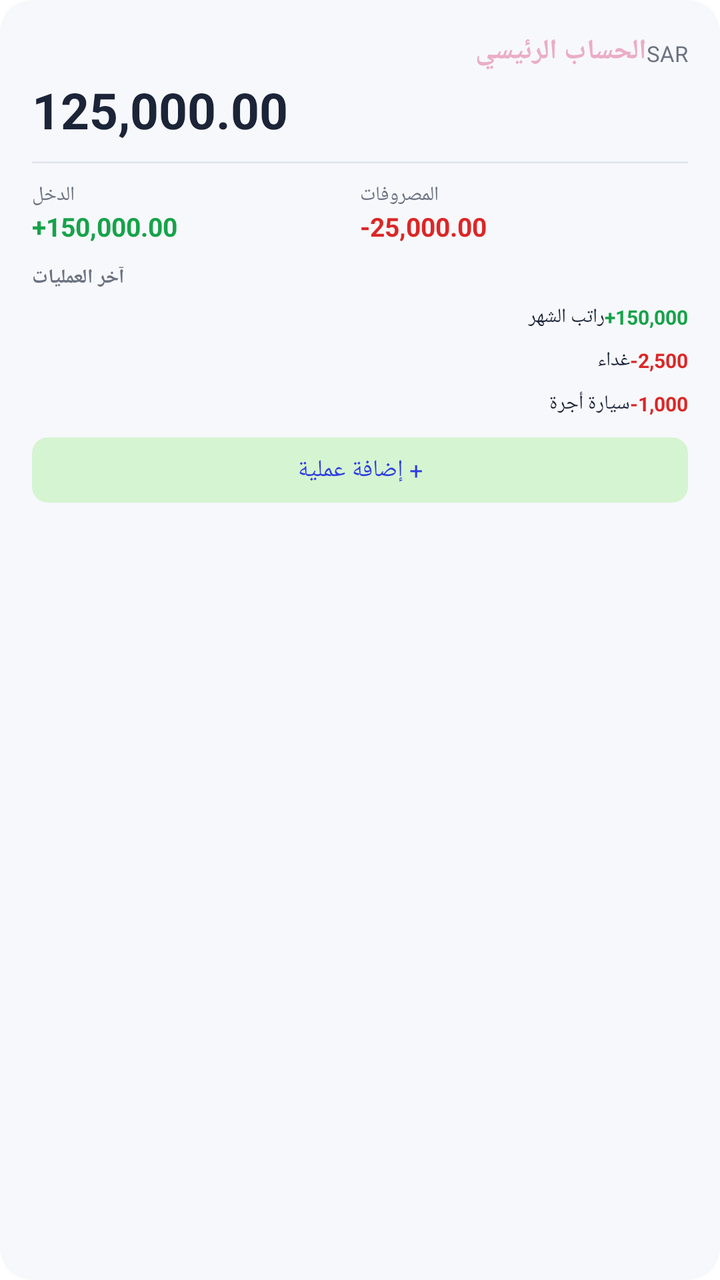
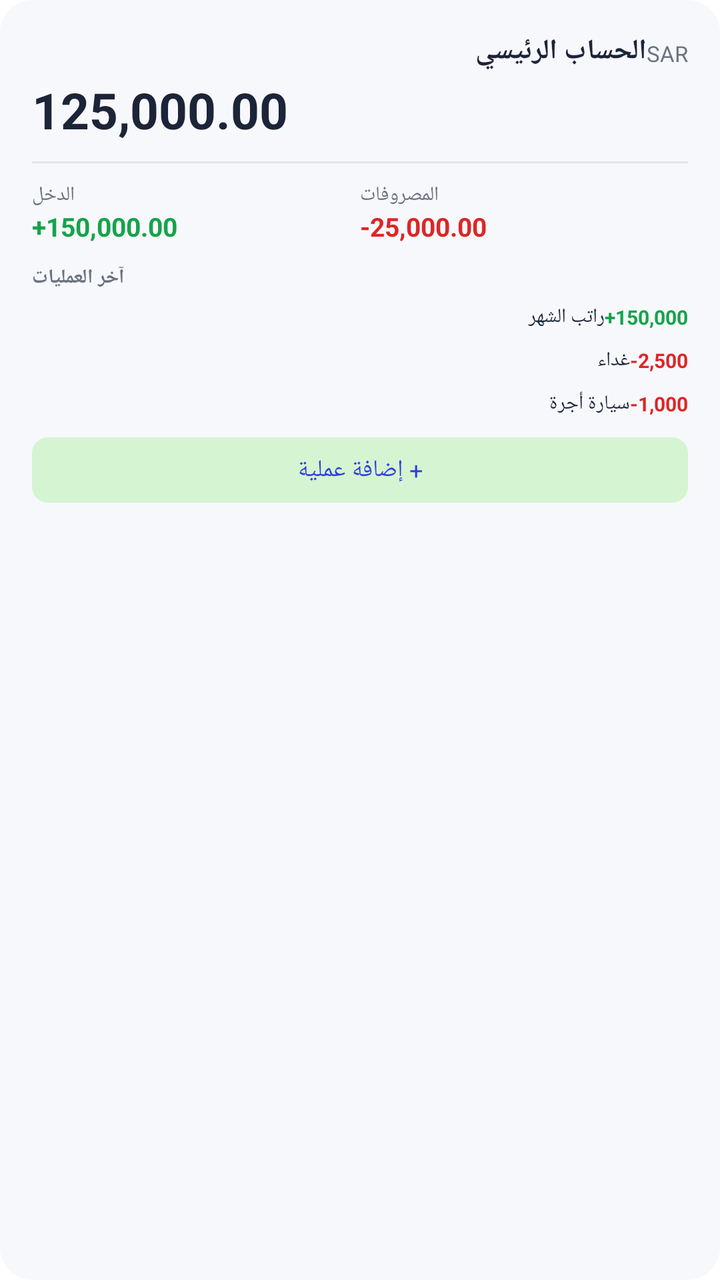

Compare the two renders of this Android layout. The source of the first and the diff that turns it into the second are given below.
<!-- AndroidManifest.xml: fallback theme Theme.MaterialComponents.DayNight.NoActionBar -->
<!-- res/layout/widget_preview_large.xml -->
<?xml version="1.0" encoding="utf-8"?>
<LinearLayout xmlns:android="http://schemas.android.com/apk/res/android"
    android:layout_width="match_parent"
    android:layout_height="match_parent"
    android:orientation="vertical"
    android:padding="16dp"
    android:background="@drawable/widget_background">

    <LinearLayout
        android:layout_width="match_parent"
        android:layout_height="wrap_content"
        android:orientation="horizontal">
        <TextView
            android:layout_width="0dp"
            android:layout_height="wrap_content"
            android:layout_weight="1"
            android:text="الحساب الرئيسي"
            android:textSize="14sp"
            android:textStyle="bold" android:textColor="#EBADC6" />
        <TextView
            android:layout_width="wrap_content"
            android:layout_height="wrap_content"
            android:text="SAR"
            android:textSize="11sp"
            android:textColor="@color/widget_text_secondary" />
    </LinearLayout>

    <TextView
        android:layout_width="wrap_content"
        android:layout_height="wrap_content"
        android:layout_marginTop="3dp"
        android:text="125,000.00"
        android:textSize="25sp"
        android:textStyle="bold"
        android:textColor="@color/widget_text_primary" />

    <View
        android:layout_width="match_parent"
        android:layout_height="1dp"
        android:layout_marginVertical="9dp"
        android:background="@color/widget_divider" />

    <LinearLayout
        android:layout_width="match_parent"
        android:layout_height="wrap_content"
        android:orientation="horizontal">
        <LinearLayout android:layout_width="0dp" android:layout_height="wrap_content" android:layout_weight="1" android:orientation="vertical">
            <TextView android:layout_width="wrap_content" android:layout_height="wrap_content" android:text="الدخل" android:textSize="10sp" android:textColor="@color/widget_text_secondary" />
            <TextView android:layout_width="wrap_content" android:layout_height="wrap_content" android:text="+150,000.00" android:textSize="13sp" android:textStyle="bold" android:textColor="@color/widget_income" />
        </LinearLayout>
        <LinearLayout android:layout_width="0dp" android:layout_height="wrap_content" android:layout_weight="1" android:orientation="vertical">
            <TextView android:layout_width="wrap_content" android:layout_height="wrap_content" android:text="المصروفات" android:textSize="10sp" android:textColor="@color/widget_text_secondary" />
            <TextView android:layout_width="wrap_content" android:layout_height="wrap_content" android:text="-25,000.00" android:textSize="13sp" android:textStyle="bold" android:textColor="@color/widget_expense" />
        </LinearLayout>
    </LinearLayout>

    <TextView
        android:layout_width="wrap_content"
        android:layout_height="wrap_content"
        android:layout_marginTop="10dp"
        android:text="آخر العمليات"
        android:textSize="10sp"
        android:textStyle="bold"
        android:textColor="@color/widget_text_secondary" />

    <LinearLayout
        android:layout_width="match_parent"
        android:layout_height="wrap_content"
        android:orientation="vertical"
        android:layout_marginTop="2dp">
        <LinearLayout android:layout_width="match_parent" android:layout_height="wrap_content" android:orientation="horizontal" android:paddingVertical="4dp">
            <TextView android:layout_width="0dp" android:layout_height="wrap_content" android:layout_weight="1" android:text="راتب الشهر" android:textSize="10sp" android:textColor="@color/widget_text_primary" />
            <TextView android:layout_width="wrap_content" android:layout_height="wrap_content" android:text="+150,000" android:textSize="10sp" android:textStyle="bold" android:textColor="@color/widget_income" />
        </LinearLayout>
        <LinearLayout android:layout_width="match_parent" android:layout_height="wrap_content" android:orientation="horizontal" android:paddingVertical="4dp">
            <TextView android:layout_width="0dp" android:layout_height="wrap_content" android:layout_weight="1" android:text="غداء" android:textSize="10sp" android:textColor="@color/widget_text_primary" />
            <TextView android:layout_width="wrap_content" android:layout_height="wrap_content" android:text="-2,500" android:textSize="10sp" android:textStyle="bold" android:textColor="@color/widget_expense" />
        </LinearLayout>
        <LinearLayout android:layout_width="match_parent" android:layout_height="wrap_content" android:orientation="horizontal" android:paddingVertical="4dp">
            <TextView android:layout_width="0dp" android:layout_height="wrap_content" android:layout_weight="1" android:text="سيارة أجرة" android:textSize="10sp" android:textColor="@color/widget_text_primary" />
            <TextView android:layout_width="wrap_content" android:layout_height="wrap_content" android:text="-1,000" android:textSize="10sp" android:textStyle="bold" android:textColor="@color/widget_expense" />
        </LinearLayout>
    </LinearLayout>

    <TextView
        android:layout_width="match_parent"
        android:layout_height="wrap_content"
        android:layout_marginTop="6dp"
        android:gravity="center"
        android:padding="8dp"
        android:text="+ إضافة عملية"
        android:textSize="12sp"
        android:textColor="@color/widget_accent"
        android:background="@drawable/widget_button_bg" />
</LinearLayout>
<!-- resources referenced by this layout -->
<resources>
  <color name="widget_accent">#2F3EE0</color>
  <color name="widget_divider">#E1E5EE</color>
  <color name="widget_expense">#DC2626</color>
  <color name="widget_income">#16A34A</color>
  <color name="widget_text_primary">#1C2438</color>
  <color name="widget_text_secondary">#6B7280</color>
  <!-- drawable widget_background (drawable) -->
  <?xml version="1.0" encoding="utf-8"?>
  <shape xmlns:android="http://schemas.android.com/apk/res/android">
      <solid android:color="@color/widget_background" />
      <corners android:radius="16dp" />
  </shape>
  <!-- drawable widget_button_bg (drawable) -->
  <?xml version="1.0" encoding="utf-8"?>
  <shape xmlns:android="http://schemas.android.com/apk/res/android"
      android:shape="rectangle">
      <solid android:color="@color/widget_button_bg" />
      <corners android:radius="8dp" />
  </shape>
  <color name="widget_background">#F7F8FC</color>
  <color name="widget_button_bg">#2F3EE010</color>
</resources>

<!-- the commit's change to res/layout/widget_preview_large.xml (unified diff, before → after) -->
@@ -16,7 +16,7 @@
             android:layout_weight="1"
             android:text="الحساب الرئيسي"
             android:textSize="14sp"
-            android:textStyle="bold" android:textColor="#EBADC6" />
+            android:textStyle="bold" android:textColor="@color/widget_text_primary" />
         <TextView
             android:layout_width="wrap_content"
             android:layout_height="wrap_content"
@@ -34,10 +34,11 @@
         android:textStyle="bold"
         android:textColor="@color/widget_text_primary" />
 
-    <View
+    <LinearLayout
         android:layout_width="match_parent"
         android:layout_height="1dp"
-        android:layout_marginVertical="9dp"
+        android:layout_marginTop="9dp"
+        android:layout_marginBottom="9dp"
         android:background="@color/widget_divider" />
 
     <LinearLayout
@@ -68,15 +69,15 @@
         android:layout_height="wrap_content"
         android:orientation="vertical"
         android:layout_marginTop="2dp">
-        <LinearLayout android:layout_width="match_parent" android:layout_height="wrap_content" android:orientation="horizontal" android:paddingVertical="4dp">
+        <LinearLayout android:layout_width="match_parent" android:layout_height="wrap_content" android:orientation="horizontal" android:paddingTop="4dp" android:paddingBottom="4dp">
             <TextView android:layout_width="0dp" android:layout_height="wrap_content" android:layout_weight="1" android:text="راتب الشهر" android:textSize="10sp" android:textColor="@color/widget_text_primary" />
             <TextView android:layout_width="wrap_content" android:layout_height="wrap_content" android:text="+150,000" android:textSize="10sp" android:textStyle="bold" android:textColor="@color/widget_income" />
         </LinearLayout>
-        <LinearLayout android:layout_width="match_parent" android:layout_height="wrap_content" android:orientation="horizontal" android:paddingVertical="4dp">
+        <LinearLayout android:layout_width="match_parent" android:layout_height="wrap_content" android:orientation="horizontal" android:paddingTop="4dp" android:paddingBottom="4dp">
             <TextView android:layout_width="0dp" android:layout_height="wrap_content" android:layout_weight="1" android:text="غداء" android:textSize="10sp" android:textColor="@color/widget_text_primary" />
             <TextView android:layout_width="wrap_content" android:layout_height="wrap_content" android:text="-2,500" android:textSize="10sp" android:textStyle="bold" android:textColor="@color/widget_expense" />
         </LinearLayout>
-        <LinearLayout android:layout_width="match_parent" android:layout_height="wrap_content" android:orientation="horizontal" android:paddingVertical="4dp">
+        <LinearLayout android:layout_width="match_parent" android:layout_height="wrap_content" android:orientation="horizontal" android:paddingTop="4dp" android:paddingBottom="4dp">
             <TextView android:layout_width="0dp" android:layout_height="wrap_content" android:layout_weight="1" android:text="سيارة أجرة" android:textSize="10sp" android:textColor="@color/widget_text_primary" />
             <TextView android:layout_width="wrap_content" android:layout_height="wrap_content" android:text="-1,000" android:textSize="10sp" android:textStyle="bold" android:textColor="@color/widget_expense" />
         </LinearLayout>
